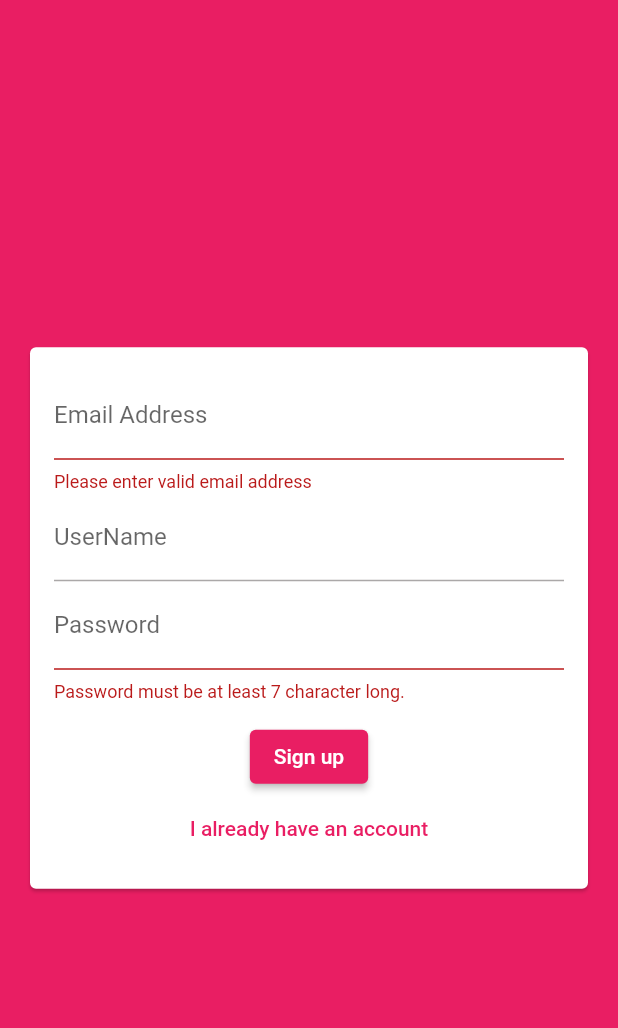
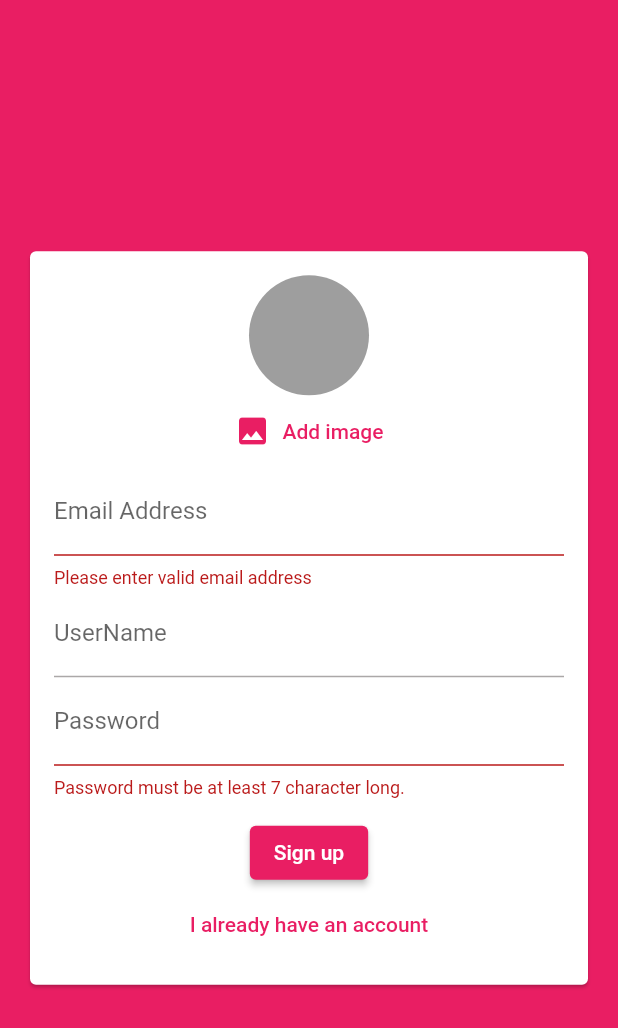
Before and after one commit to khoir-roni/flutter_chat_app, a Flutter app: the screen it shows after launch, after a tap on "Login", after a tap on "Create new account!", on a phone screen of 412 x 824 dp. Shown: the top 1028 px of the screen. Run offline on Flutter 3.47's test engine with Material 2 defaults, Android fonts, the phone set to English and light mode, and no system bars; our stand-ins replace cloud_firestore, firebase_auth, firebase_core, image_picker; accounts and stored records are empty.

Commit message:
add image picker

```diff
--- a/lib/screens/chat_screen.dart
+++ b/lib/screens/chat_screen.dart
@@ -1,9 +1,8 @@
-import 'package:cloud_firestore/cloud_firestore.dart';
 import 'package:firebase_auth/firebase_auth.dart';
 import 'package:flutter/material.dart';
-import 'package:flutter_chat_app/widgets/chat/new_message.dart';
 
 import '../widgets/chat/message_widget.dart';
+import '../widgets/chat/new_message.dart';
 
 class ChatScreen extends StatelessWidget {
   const ChatScreen({Key key}) : super(key: key);
--- a/lib/widgets/auth/auth_form.dart
+++ b/lib/widgets/auth/auth_form.dart
@@ -1,4 +1,5 @@
 import 'package:flutter/material.dart';
+import '../pickers/user_image_picker.dart';
 
 class AuthForms extends StatefulWidget {
   final bool isLoading;
@@ -56,6 +57,7 @@ class _AuthFormsState extends State<AuthForms> {
                 key: _formKey,
                 child: Column(
                   children: [
+                    if (!_isLogin) UserImagePicker(),
                     TextFormField(
                       key: const ValueKey('email'),
                       validator: (value) {
--- a/lib/widgets/chat/message_bubble.dart
+++ b/lib/widgets/chat/message_bubble.dart
@@ -1,4 +1,3 @@
-import 'package:cloud_firestore/cloud_firestore.dart';
 import 'package:flutter/material.dart';
 
 class MessageBubble extends StatelessWidget {
--- a/lib/widgets/chat/message_widget.dart
+++ b/lib/widgets/chat/message_widget.dart
@@ -1,7 +1,8 @@
 import 'package:cloud_firestore/cloud_firestore.dart';
 import 'package:firebase_auth/firebase_auth.dart';
 import 'package:flutter/material.dart';
-import 'package:flutter_chat_app/widgets/chat/message_bubble.dart';
+
+import 'message_bubble.dart';
 
 class Messages extends StatelessWidget {
   @override
--- a/lib/widgets/chat/new_message.dart
+++ b/lib/widgets/chat/new_message.dart
@@ -1,6 +1,5 @@
 import 'package:cloud_firestore/cloud_firestore.dart';
 import 'package:firebase_auth/firebase_auth.dart';
-
 import 'package:flutter/material.dart';
 
 class NewMessage extends StatefulWidget {
--- /dev/null
+++ b/lib/widgets/pickers/user_image_picker.dart
@@ -0,0 +1,40 @@
+import 'package:flutter/material.dart';
+import 'package:image_picker/image_picker.dart';
+import 'dart:io';
+
+class UserImagePicker extends StatefulWidget {
+  @override
+  State<UserImagePicker> createState() => _UserImagePickerState();
+}
+
+class _UserImagePickerState extends State<UserImagePicker> {
+  File _pickedImage; //
+
+  void _pickImage() async {
+    final picker = ImagePicker();
+    final pickedImage = await picker.pickImage(source: ImageSource.camera);
+    final pickedImageFile = File(pickedImage.path);
+    setState(() {
+      _pickedImage = pickedImageFile;
+    });
+  }
+
+  @override
+  Widget build(BuildContext context) {
+    return Column(
+      children: [
+        CircleAvatar(
+          radius: 40,
+          backgroundImage:
+              _pickedImage != null ? FileImage(_pickedImage) : null,
+          backgroundColor: Colors.grey,
+        ),
+        TextButton.icon(
+          onPressed: _pickImage,
+          icon: const Icon(Icons.image),
+          label: const Text('Add image'),
+        ),
+      ],
+    );
+  }
+}
--- a/pubspec.yaml
+++ b/pubspec.yaml
@@ -34,6 +34,7 @@ dependencies:
   firebase_core: ^1.19.1
   flutter:
     sdk: flutter
+  image_picker: ^0.8.5+3
 
 dev_dependencies:
   flutter_lints: ^2.0.0
```
Also changed, not shown: pubspec.lock.
